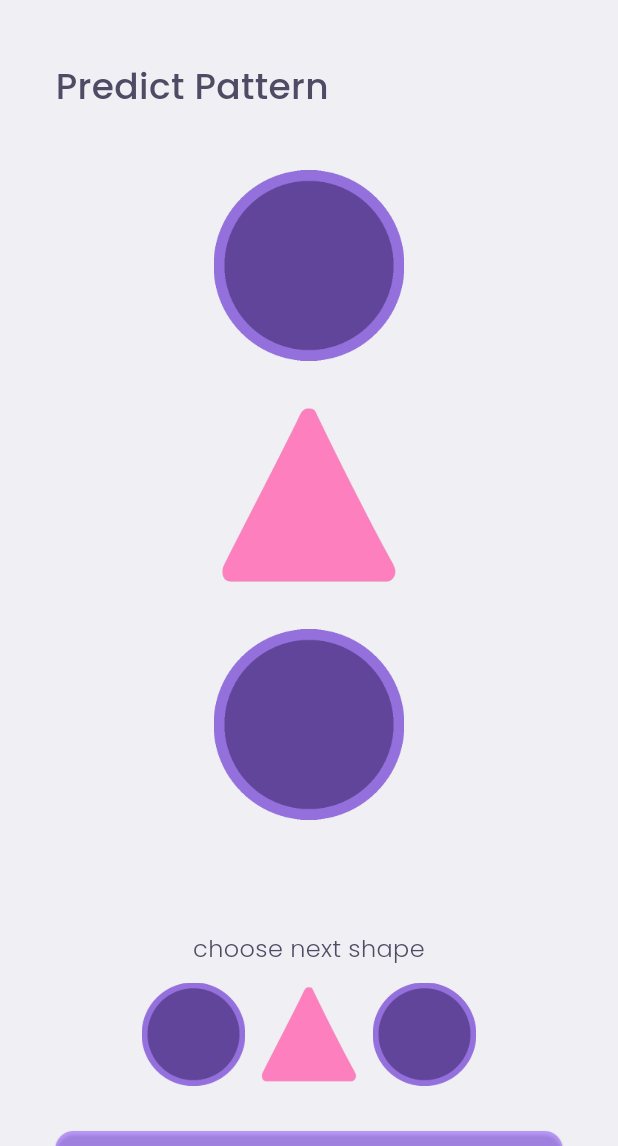
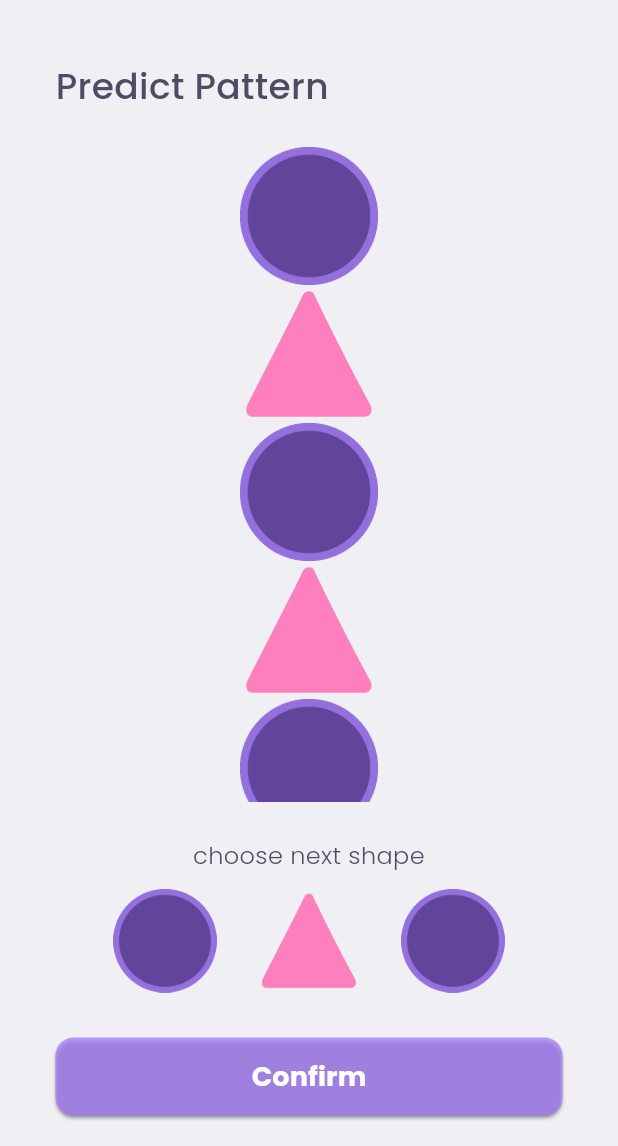
Before and after one commit to IT21273858/24-25J-133-app, a Flutter app: the VisualProcessText1 screen opened directly, on a phone screen of 412 x 824 dp, the part 90-1236 px from its top. Run offline on Flutter 3.47's test engine with Material 3 defaults, Android fonts, the light colour scheme and no system bars; our stand-ins replace fl_chart, flutter_animate, flutter_feather_icons, google_fonts, video_player; missing offline and left inert: record.

Commit message:
Visual Checkpoints implemented

```diff
--- a/dyslexia/lib/ReadingCheckpoint1.dart
+++ b/dyslexia/lib/ReadingCheckpoint1.dart
@@ -18,8 +18,8 @@ class _ReadCheckpointOneState extends State<ReadCheckpointOne> {
 
   @override
   void initState() {
+    isrecording = false;
     super.initState();
-    isrecording = false;
   }
 
   @override
--- a/dyslexia/lib/ReadingCheckpoint2.dart
+++ b/dyslexia/lib/ReadingCheckpoint2.dart
@@ -20,8 +20,8 @@ class _ReadCheckpointTwoState extends State<ReadCheckpointTwo> {
 
   @override
   void initState() {
+    isrecording = false;
     super.initState();
-    isrecording = false;
   }
 
   @override
--- a/dyslexia/lib/VisualProcessTest1.dart
+++ b/dyslexia/lib/VisualProcessTest1.dart
@@ -5,13 +5,35 @@ import 'package:dyslexia/CustomDrawer.dart';
 import 'package:dyslexia/components.dart';
 import 'package:fl_chart/fl_chart.dart';
 
-class VisualProcessText1 extends StatelessWidget {
+class VisualProcessText1 extends StatefulWidget {
+  @override
+  State<VisualProcessText1> createState() => _VisualProcessText1State();
+}
+
+class _VisualProcessText1State extends State<VisualProcessText1> {
+  int selection = -1;
+
+  final List<Map<String, double>> sizeConfig = [
+    {'count': 3, 'height': 148, 'width': 127},
+    {'count': 4, 'height': 117, 'width': 100},
+    {'count': 5, 'height': 92, 'width': 79},
+  ];
+
   @override
   Widget build(BuildContext context) {
     double screenWidth = MediaQuery.of(context).size.width;
     double screenHeight = MediaQuery.of(context).size.height;
     String displayText = "Bamboo";
     String textinstruction = "choose next shape";
+
+    List<Map<String, String>> pattern = [
+      {'shape': "circle", 'shapeurl': 'assets/images/circ.png'},
+      {'shape': "triangle", 'shapeurl': 'assets/images/tri.png'},
+      {'shape': "circle", 'shapeurl': 'assets/images/circ.png'},
+      {'shape': "triangle", 'shapeurl': 'assets/images/tri.png'},
+      {'shape': "circle", 'shapeurl': 'assets/images/circ.png'},
+    ];
+
     return Scaffold(
       backgroundColor: Color(0xFFF0EFF4),
       body: Padding(
@@ -54,78 +76,34 @@ class VisualProcessText1 extends StatelessWidget {
                         ],
                       ),
                       Center(
-                        child: Column(
-                          spacing: 9,
-                          children: [
-                            Padding(
-                              padding: const EdgeInsets.only(
-                                top: 5.0,
-                                bottom: 40,
-                              ),
-                              child: Row(
-                                mainAxisAlignment: MainAxisAlignment.center,
-                                spacing: 5,
-                                children: [
-                                  Column(
-                                    crossAxisAlignment:
-                                        CrossAxisAlignment.center,
-                                    spacing: 5,
-                                    children: [
-                                      Container(
+                        child: SizedBox(
+                          width: screenWidth * 0.8,
+                          height: screenHeight * 0.53,
+                          child: ListView.builder(
+                            itemCount: pattern.length,
+                            itemBuilder: (context, index) {
+                              final dimentions = sizeConfig.firstWhere(
+                                (element) => element['count'] == pattern.length,
+                              );
+
+                              return Container(
                                 decoration: BoxDecoration(
                                   borderRadius: BorderRadius.all(
                                     Radius.circular(15),
                                   ),
                                 ),
-                                        width: 127,
-                                        height: 148,
-                                        child: Image.asset(
-                                          "assets/images/circ.png",
+                                // margin: EdgeInsets.only(bottom: 5),
+                                width: dimentions['width'],
+                                height: dimentions['height'],
+                                child: Image.asset(pattern[index]['shapeurl']!),
+                              );
+                            },
                           ),
-                                      ),
-                                      Container(
-                                        decoration: BoxDecoration(
-                                          borderRadius: BorderRadius.all(
-                                            Radius.circular(15),
-                                          ),
-                                        ),
-                                        width: 127,
-                                        height: 148,
-                                        child: Image.asset(
-                                          "assets/images/tri.png",
-                                        ),
-                                      ),
-                                      Container(
-                                        decoration: BoxDecoration(
-                                          borderRadius: BorderRadius.all(
-                                            Radius.circular(15),
-                                          ),
-                                        ),
-                                        width: 127,
-                                        height: 148,
-                                        child: Image.asset(
-                                          "assets/images/circ.png",
-                                        ),
-                                      ),
-                                    ],
-                                  ),
-                                ],
-                              ),
-                            ),
-                            // TextButton(
-                            //   onPressed: () {},
-                            //   child: Text(
-                            //     "Skip Word",
-                            //     style: rCheckpointSkip,
-                            //     textAlign: TextAlign.center,
-                            //   ),
-                            // ),
-                          ],
                         ),
                       ),
                       Center(
                         child: SizedBox(
-                          width: screenWidth * 0.6,
+                          width: screenWidth * 0.8,
                           child: Column(
                             spacing: 5,
                             children: [
@@ -150,38 +128,89 @@ class VisualProcessText1 extends StatelessWidget {
                                 mainAxisAlignment: MainAxisAlignment.center,
                                 spacing: 8,
                                 children: [
-                                  Container(
+                                  RawMaterialButton(
+                                    splashColor: Colors.transparent,
+                                    onPressed: () {
+                                      setState(() {
+                                        selection = 0;
+                                      });
+                                    },
+                                    child: Container(
                                       decoration: BoxDecoration(
                                         borderRadius: BorderRadius.all(
-                                        Radius.circular(15),
+                                          Radius.circular(10),
                                         ),
+                                        color:
+                                            selection == 0
+                                                ? Colors.deepPurple[100]
+                                                : null,
                                       ),
                                       width: 69,
                                       height: 81,
+                                      child: Padding(
+                                        padding: EdgeInsets.all(
+                                          selection == 0 ? 8.0 : 0,
+                                        ),
                                         child: Image.asset(
                                           "assets/images/circ.png",
                                         ),
                                       ),
-                                  Container(
+                                    ),
+                                  ),
+                                  RawMaterialButton(
+                                    splashColor: Colors.transparent,
+                                    onPressed:
+                                        () => setState(() {
+                                          selection = 1;
+                                        }),
+                                    child: Container(
                                       decoration: BoxDecoration(
                                         borderRadius: BorderRadius.all(
-                                        Radius.circular(15),
+                                          Radius.circular(10),
                                         ),
+                                        color:
+                                            selection == 1
+                                                ? Colors.deepPurple[100]
+                                                : null,
                                       ),
                                       width: 69,
                                       height: 81,
-                                    child: Image.asset("assets/images/tri.png"),
+                                      child: Padding(
+                                        padding: EdgeInsets.all(
+                                          selection == 1 ? 8.0 : 0,
                                         ),
-                                  Container(
+                                        child: Image.asset(
+                                          "assets/images/tri.png",
+                                        ),
+                                      ),
+                                    ),
+                                  ),
+                                  RawMaterialButton(
+                                    splashColor: Colors.transparent,
+                                    onPressed:
+                                        () => setState(() {
+                                          selection = 2;
+                                        }),
+                                    child: Container(
                                       decoration: BoxDecoration(
                                         borderRadius: BorderRadius.all(
-                                        Radius.circular(15),
+                                          Radius.circular(10),
                                         ),
+                                        color:
+                                            selection == 2
+                                                ? Colors.deepPurple[100]
+                                                : null,
                                       ),
                                       width: 69,
                                       height: 81,
+                                      child: Padding(
+                                        padding: EdgeInsets.all(
+                                          selection == 2 ? 8.0 : 0,
+                                        ),
                                         child: Image.asset(
                                           "assets/images/circ.png",
+                                        ),
+                                      ),
                                     ),
                                   ),
                                 ],
@@ -248,173 +277,6 @@ class VisualProcessText1 extends StatelessWidget {
   }
 
   // // Scrollable Child Selection
-  // Widget _buildChildSelection() {
-  //   return Container(
-  //     height: 30,
-  //     child: ListView.builder(
-  //       scrollDirection: Axis.horizontal,
-  //       itemCount: children.length,
-  //       itemBuilder: (context, index) {
-  //         return Padding(
-  //           padding: EdgeInsets.symmetric(horizontal: 8.0),
-  //           child: ElevatedButton(
-  //             onPressed: () {},
-  //             style: ElevatedButton.styleFrom(
-  //               backgroundColor: Colors.white,
-  //               elevation: 0,
-  //               shape: RoundedRectangleBorder(
-  //                 borderRadius: BorderRadius.circular(20),
-  //               ),
-  //             ),
-  //             child: Text(
-  //               children[index],
-  //               style: TextStyle(color: Colors.black),
-  //             ),
-  //           ),
-  //         );
-  //       },
-  //     ),
-  //   );
-  // }
-
-  // // Performance Section with Line Chart
-  // Widget _buildPerformanceSection() {
-  //   return Padding(
-  //     padding: EdgeInsets.symmetric(horizontal: 16.0),
-  //     child: Column(
-  //       children: [
-  //         Container(
-  //           padding: EdgeInsets.all(12),
-  //           decoration: BoxDecoration(
-  //             color: Colors.white,
-  //             borderRadius: BorderRadius.circular(18),
-  //             boxShadow: [
-  //               BoxShadow(
-  //                 color: Colors.grey.withOpacity(0.2),
-  //                 spreadRadius: 1,
-  //                 blurRadius: 5,
-  //               ),
-  //             ],
-  //           ),
-  //           child: Column(
-  //             crossAxisAlignment: CrossAxisAlignment.start,
-  //             spacing: 5,
-  //             children: [
-  //               Padding(padding: EdgeInsets.only(left: 10, right: 10)),
-  //               Row(
-  //                 mainAxisAlignment: MainAxisAlignment.spaceBetween,
-  //                 children: [
-  //                   Column(
-  //                     crossAxisAlignment: CrossAxisAlignment.start,
-  //                     children: [
-  //                       Text(
-  //                         'Statistics',
-  //                         style: TextStyle(
-  //                           fontSize: 18,
-  //                           fontWeight: FontWeight.normal,
-  //                         ),
-  //                       ),
-  //                       Text(
-  //                         'Game Name',
-  //                         style: TextStyle(
-  //                           fontSize: 16,
-  //                           color: Colors.black,
-  //                           fontWeight: FontWeight.bold,
-  //                         ),
-  //                       ),
-  //                     ],
-  //                   ),
-  //                   Column(
-  //                     crossAxisAlignment: CrossAxisAlignment.end,
-  //                     children: [
-  //                       Text(
-  //                         '1,027',
-  //                         style: TextStyle(
-  //                           fontSize: 20,
-  //                           fontWeight: FontWeight.bold,
-  //                         ),
-  //                       ),
-  //                       Text(
-  //                         '+12.75%',
-  //                         style: TextStyle(color: Colors.green, fontSize: 14),
-  //                       ),
-  //                     ],
-  //                   ),
-  //                 ],
-  //               ),
-  //               Padding(padding: EdgeInsets.only(top: 10)),
-  //               LineChartWidget(chartData: performanceData),
-  //             ],
-  //           ),
-  //         ),
-  //       ],
-  //     ),
-  //   );
-  // }
-
-  // // Manage Children Section
-  // Widget _buildManageChildrenSection(BuildContext context) {
-  //   return Padding(
-  //     padding: EdgeInsets.symmetric(horizontal: 16.0),
-  //     child: Column(
-  //       crossAxisAlignment: CrossAxisAlignment.start,
-  //       children: [
-  //         Row(
-  //           mainAxisAlignment: MainAxisAlignment.spaceBetween,
-  //           children: [
-  //             Text(
-  //               "Manage Children",
-  //               style: TextStyle(
-  //                 fontSize: 18,
-  //                 fontWeight: FontWeight.bold,
-  //                 color: Colors.black,
-  //               ),
-  //             ),
-  //             IconButton(
-  //               icon: Icon(
-  //                 Icons.add_circle_outline,
-  //                 size: 24,
-  //                 color: Colors.black,
-  //               ),
-  //               onPressed: () {
-  //                 Navigator.push(
-  //                   context,
-  //                   MaterialPageRoute(
-  //                     builder: (context) => RegisterChooseForChild(),
-  //                   ),
-  //                 );
-  //               },
-  //             ),
-  //           ],
-  //         ),
-  //         SizedBox(height: 10),
-  //         ChildCardSliderDashboard(
-  //           childData: [
-  //             {
-  //               "name": "Child 1",
-  //               "level": "Level 02",
-  //               "lastLogged": "12 Feb 2024 - 12:30pm",
-  //               "image": "assets/images/child.png",
-  //             },
-  //             {
-  //               "name": "Child 2",
-  //               "level": "Level 03",
-  //               "lastLogged": "10 Feb 2024 - 11:45am",
-  //               "image": "assets/images/child.png",
-  //             },
-  //             {
-  //               "name": "Child 3",
-  //               "level": "Level 01",
-  //               "lastLogged": "08 Feb 2024 - 02:15pm",
-  //               "image": "assets/images/child.png",
-  //             },
-  //           ],
-  //         ),
-  //       ],
-  //     ),
-  //   );
-  // }
-
   Widget _buildIconButton(IconData icon, VoidCallback onPressed) {
     return Container(
       // decoration: BoxDecoration(
```
Also changed, not shown: dyslexia/lib/VisualProcessingTest2.dart (+114 -179 lines), dyslexia/lib/serviceprovider/drawing.dart (added, +60 -0 lines). Lines whose indentation alone changed are shown as unchanged.
